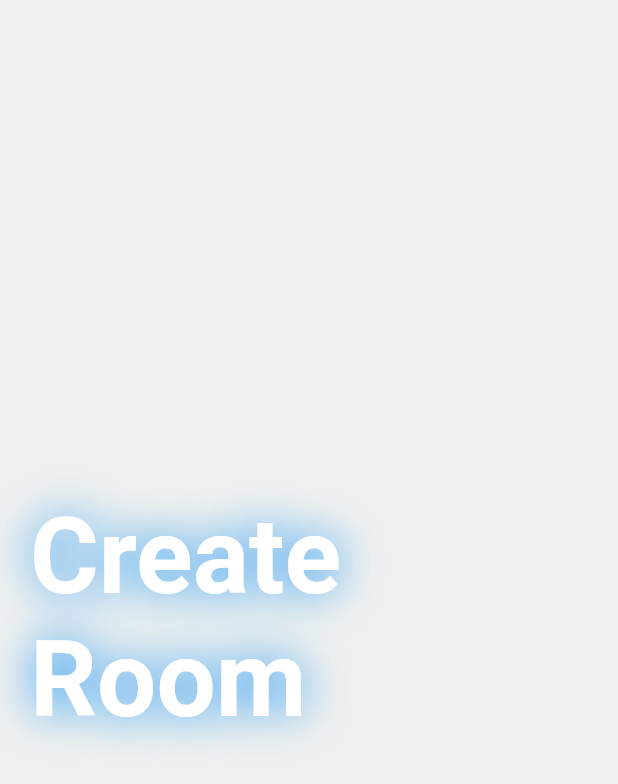
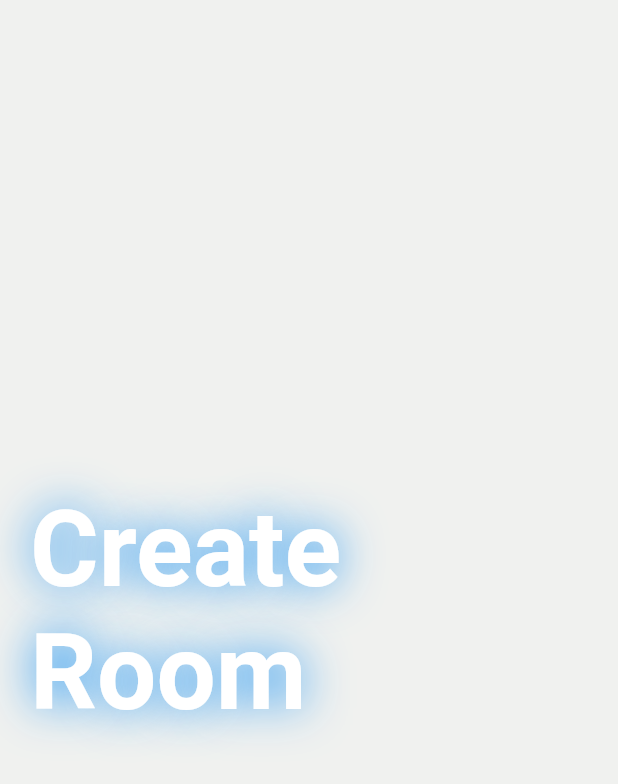
Before and after one commit to mawalou14/fltterTkTakToe, a Flutter app: the CreateRoomScreen screen opened by its route, on a phone screen of 412 x 824 dp. Shown: the top 784 px of the screen. Run offline on Flutter 3.47's test engine with Material 2 defaults, Android fonts, the phone set to English and light mode, and no system bars.

Commit message:
fixe error

```diff
--- a/lib/screens/create_room_screen.dart
+++ b/lib/screens/create_room_screen.dart
@@ -12,22 +12,22 @@ class CreateRoomScreen extends StatefulWidget {
 class _CreateRoomScreenState extends State<CreateRoomScreen> {
   @override
   Widget build(BuildContext context) {
-    // var sizee = MediaQuery.of(context).size;
+    var size = MediaQuery.of(context).size;
     return Scaffold(
       body: Container(
         margin: const EdgeInsets.symmetric(
           horizontal: 20,
         ),
-        child: const Column(
+        child: Column(
           mainAxisAlignment: MainAxisAlignment.center,
           crossAxisAlignment: CrossAxisAlignment.center,
           children: [
-            CustomText(
+            const CustomText(
               shadows: [Shadow(blurRadius: 40, color: Colors.blue)],
               text: 'Create Room',
               fontSize: 70,
             ),
-            // SizedBox(height: sizee.height*0.08),
+            SizedBox(height: size.height*0.01,),
           ],
         ),
       ),
```
